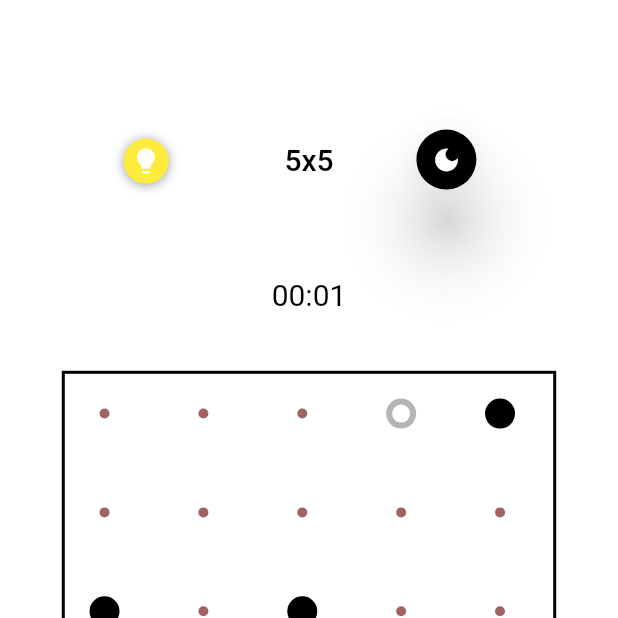
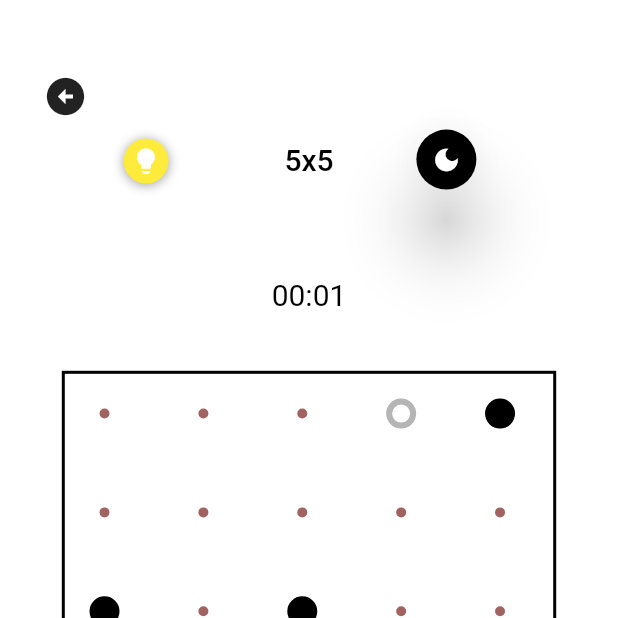
Before and after one commit to Guillaume-Linez/ProjetMobileFISA3, a Flutter app: the GrilleDuJeu screen opened directly, on a phone screen of 412 x 824 dp, the top half of it. Run offline on Flutter 3.47's test engine with Material 2 defaults, Android fonts, the phone set to English and light mode, and no system bars; our stand-ins replace shared_preferences; accounts and stored records are empty; Roboto replaces fonts that are missing (Public Pixel); project files that could hold a hidden picture were left out.

Commit message:
correction front toutes les pages

```diff
--- a/lib/grille_du_jeu.dart
+++ b/lib/grille_du_jeu.dart
@@ -322,6 +322,22 @@ void dispose() {
             ),
           ),
           Positioned(
+            top: MediaQuery.of(context).size.height * 0.05,
+            left: MediaQuery.of(context).size.width * 0.05,
+            child: Container(
+              width: 30,
+              height: 30,
+              child: IconButton( // Ajout d'un bouton retour
+                  icon: const Icon(Icons.arrow_circle_left),
+                  iconSize: 30,
+                  onPressed: () {
+                    Navigator.pop(context);
+                  },
+                ),
+            ),
+          ),
+
+          Positioned(
             top: MediaQuery.of(context).size.height * 0.1,
             right: MediaQuery.of(context).size.width * 0.2,
             child: Container(
--- a/lib/regles_de_jeu.dart
+++ b/lib/regles_de_jeu.dart
@@ -137,7 +137,7 @@ class ReglesDeJeu extends StatelessWidget {
                 child: Padding(
                   padding: EdgeInsets.only(left: 35.0),
                   child: Text(
-                    '\nLes pions noirs sont traversés par un angle droit.\n\nLes branches doivent rester droites dans au moins deux cellules qui succèdent.',
+                    '\nLes pions noirs sont traversés par un angle droit.\n\nLes branches doivent rester droites dans au moins deux cellules qui succèdent.\n\n\n',
                     style: TextStyle(
                       fontSize: 22,
                       fontFamily: 'Free Pixel',
```
Also changed, not shown: lib/globals.dart (+8 -0 lines).
